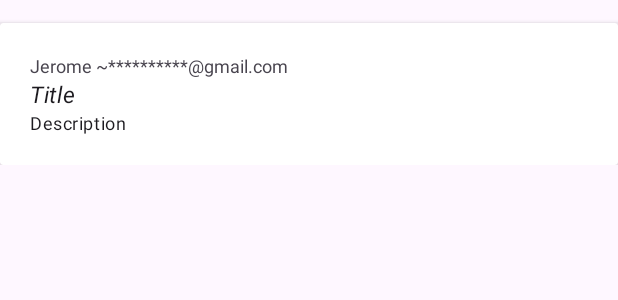
After one commit to goldenshake/UniHealth, an Android app: the layout item_forum.xml on its own in the app's theme, with its tools: preview values and no code run, on a phone screen of 412 x 824 dp. The commit adds this screen. Shown: the top 300 px of the screen. Run offline under Robolectric (Android 15) with nearby library versions, the phone set to English and light mode, and no system bars.

```diff
--- a/app/build.gradle.kts
+++ b/app/build.gradle.kts
@@ -39,7 +39,7 @@ android {
 
 dependencies {
 
-
+    implementation ("androidx.core:core-ktx:1.7.0")
     implementation ("androidx.viewpager2:viewpager2:1.0.0")
     implementation("androidx.cardview:cardview:1.0.0")
     implementation(libs.androidx.core.ktx)
--- a/app/src/main/java/com/example/unihealth/MainHome.kt
+++ b/app/src/main/java/com/example/unihealth/MainHome.kt
@@ -134,6 +134,11 @@ class MainHome : AppCompatActivity() {
         }
         supportCard.setOnClickListener {
             val intent = Intent(this, support::class.java)
+            intentData.let{
+                val email = intentData?.getString(Constants.INTENT_EMAIL)
+                intent.putExtra(Constants.INTENT_EMAIL, email)
+            }
+            intent.putExtra(Constants.INTENT_NAME, userDynamicName.text.toString())
             startActivity(intent)
         }
         challengesCard.setOnClickListener {
--- a/app/src/main/java/com/example/unihealth/classes/Constants.kt
+++ b/app/src/main/java/com/example/unihealth/classes/Constants.kt
@@ -2,6 +2,7 @@ package com.example.unihealth.classes
 
 class Constants {
     companion object{
-        const val INTENT_EMAIL = "Name"
+        const val INTENT_EMAIL = "Email"
+        const val INTENT_NAME = "Name"
     }
 }
--- /dev/null
+++ b/app/src/main/res/layout/item_forum.xml
@@ -0,0 +1,50 @@
+<?xml version="1.0" encoding="utf-8"?>
+<androidx.appcompat.widget.LinearLayoutCompat xmlns:android="http://schemas.android.com/apk/res/android"
+    android:layout_width="match_parent"
+    android:layout_height="wrap_content">
+
+
+    <androidx.cardview.widget.CardView
+        android:id="@+id/meal_card"
+        android:layout_width="match_parent"
+        android:layout_height="wrap_content"
+        android:layout_marginTop="15dp"
+        android:padding="10dp">
+
+        <LinearLayout
+            android:layout_width="match_parent"
+            android:layout_height="match_parent"
+            android:padding="20sp"
+            android:layout_gravity="center"
+            android:orientation="vertical">
+
+
+            <TextView
+                android:id="@+id/usernameForum"
+                style="@style/TextAppearance.MaterialComponents.Headline3"
+                android:layout_width="match_parent"
+                android:layout_height="wrap_content"
+                android:textAlignment="textStart"
+                android:text="Jerome ~**********@gmail.com"
+                android:textSize="12sp" />
+
+            <TextView
+                android:id="@+id/titleForum"
+                style="@style/TextAppearance.MaterialComponents.Body1"
+                android:layout_width="match_parent"
+                android:layout_height="wrap_content"
+                android:text="Title"
+                android:textSize="15sp"
+                android:textStyle="normal|italic" />
+
+            <TextView
+                android:id="@+id/descriptionForum"
+                style="@style/TextAppearance.MaterialComponents.Body1"
+                android:layout_width="match_parent"
+                android:layout_height="wrap_content"
+                android:text="Description"
+                android:textSize="12sp" />
+
+        </LinearLayout>
+    </androidx.cardview.widget.CardView>
+</androidx.appcompat.widget.LinearLayoutCompat>
```
Also changed, not shown: app/src/main/java/com/example/unihealth/MainActivity.kt (+34 -34 lines), app/src/main/java/com/example/unihealth/WorkoutPlan.kt (+38 -10 lines), app/src/main/java/com/example/unihealth/classes/Forum.kt (added, +10 -0 lines), app/src/main/java/com/example/unihealth/classes/ForumAdapter.kt (added, +44 -0 lines), app/src/main/java/com/example/unihealth/classes/WorkoutAdapter.kt (+16 -4 lines), app/src/main/java/com/example/unihealth/support.kt (+126 -6 lines), app/src/main/res/layout/activity_support.xml (+14 -9 lines), app/src/main/res/layout/popup.xml (added, +56 -0 lines), app/src/main/res/drawable/shoulders.png (added).
